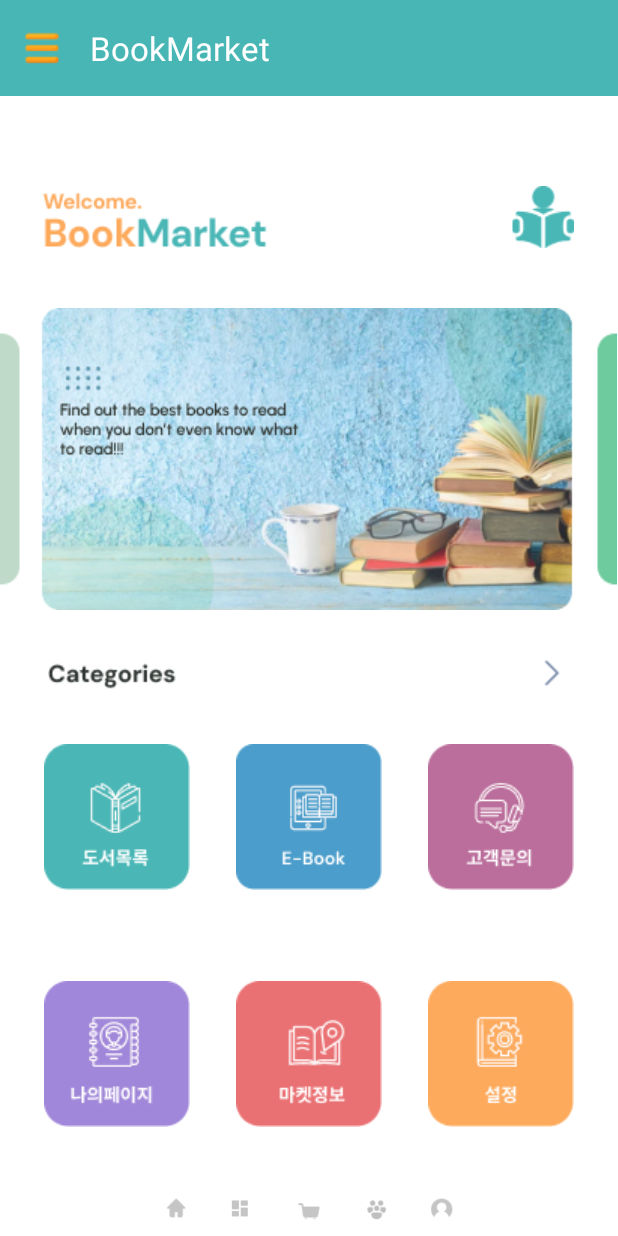
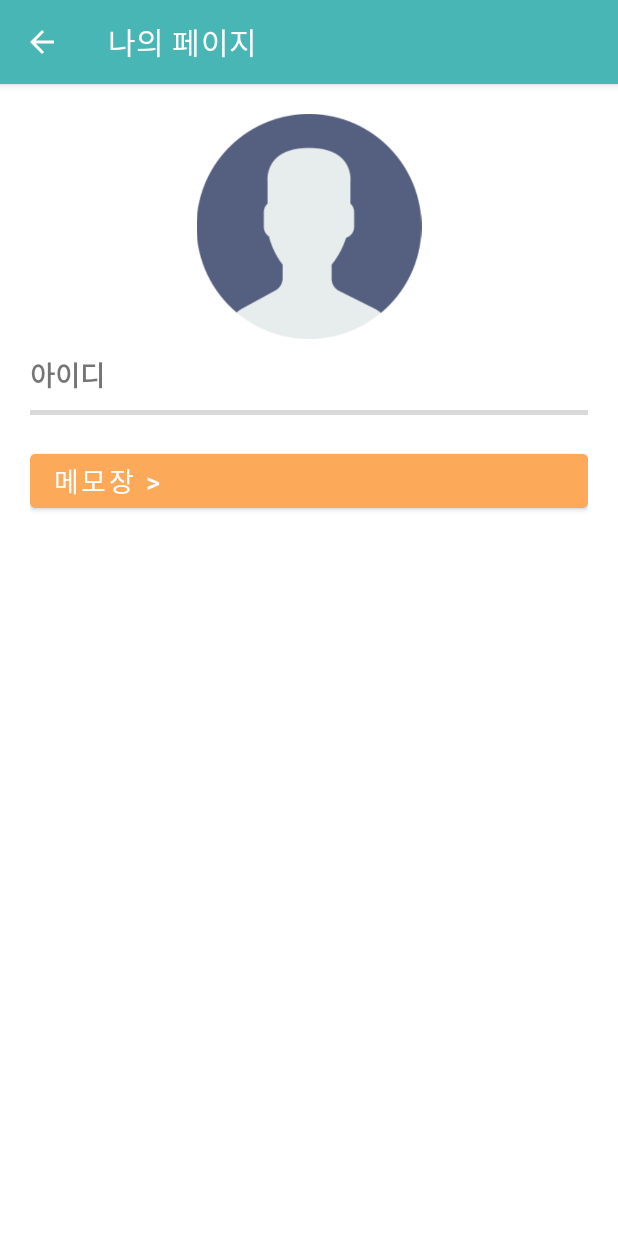
Before and after one commit to Jeon-Seho/Kotlin-Android, an Android app: the MenuActivity screen opened directly, with no data from a screen before it, in the side drawer, after a tap on "나의정보", on a phone screen of 412 x 824 dp. Run offline under Robolectric (Android 15) with nearby library versions, the phone set to English and light mode, and no system bars.

Commit message:
feat: 데이터 저장소를 활용한 마이페이지와 메모 기능 만들기

```diff
--- a/BookMarket/app/src/main/AndroidManifest.xml
+++ b/BookMarket/app/src/main/AndroidManifest.xml
@@ -34,6 +34,12 @@
         <activity android:theme="@style/MyTheme.Cart"
                   android:label="주문서"
                   android:name=".order.OrderActivity"/>
+        <activity android:theme="@style/MyTheme.BookMarket"
+                  android:label="나의 페이지"
+                  android:name=".mypage.MyPageActivity"/>
+        <activity android:theme="@style/MyTheme.BookMarket"
+                  android:label="메모장"
+                  android:name=".mypage.MemoActivity"/>
     </application>
 
 </manifest>
--- a/BookMarket/app/src/main/java/com/androidbook/bookmarket/MenuActivity.kt
+++ b/BookMarket/app/src/main/java/com/androidbook/bookmarket/MenuActivity.kt
@@ -16,6 +16,7 @@ import androidx.appcompat.widget.Toolbar
 import androidx.core.view.ViewCompat
 import androidx.core.view.WindowInsetsCompat
 import androidx.drawerlayout.widget.DrawerLayout
+import com.androidbook.bookmarket.mypage.MyPageActivity
 import com.google.android.material.navigation.NavigationView
 
 class MenuActivity : AppCompatActivity(), NavigationView.OnNavigationItemSelectedListener {
@@ -61,7 +62,7 @@ class MenuActivity : AppCompatActivity(), NavigationView.OnNavigationItemSelecte
     }
 
     fun onMyPageClick(view: View?){
-        Toast.makeText(getApplicationContext(),"나의페이지 버튼을 클릭하였습니다",Toast.LENGTH_LONG).show()
+        startActivity(Intent(this, MyPageActivity::class.java))
     }
 
     fun onMarketInfoClick(view: View?){
@@ -100,7 +101,7 @@ class MenuActivity : AppCompatActivity(), NavigationView.OnNavigationItemSelecte
             }
 
             R.id.menu03 -> {
-                Toast.makeText(this, " 메뉴 3 : " + item.title, Toast.LENGTH_SHORT).show()
+                onMyPageClick(null)
             }
         }
 
--- /dev/null
+++ b/BookMarket/app/src/main/java/com/androidbook/bookmarket/mypage/MyPageActivity.kt
@@ -0,0 +1,49 @@
+package com.androidbook.bookmarket.mypage
+
+import android.content.Intent
+import android.os.Bundle
+import android.view.Menu
+import android.view.MenuItem
+import android.widget.Button
+import androidx.appcompat.app.AppCompatActivity
+import androidx.core.view.ViewCompat
+import androidx.core.view.WindowInsetsCompat
+import com.androidbook.bookmarket.R
+
+class MyPageActivity : AppCompatActivity() {
+    lateinit var menoObj : Button
+    override fun onCreate(savedInstanceState: Bundle?) {
+        super.onCreate(savedInstanceState)
+
+        setContentView(R.layout.activity_mypage)
+        ViewCompat.setOnApplyWindowInsetsListener(findViewById(R.id.mypage)) { v, insets ->
+            val systemBars = insets.getInsets(WindowInsetsCompat.Type.systemBars())
+            v.setPadding(systemBars.left, systemBars.top, systemBars.right, systemBars.bottom)
+            insets
+        }
+
+        getSupportActionBar()?.setDisplayHomeAsUpEnabled(true)
+
+        menoObj = findViewById(R.id.meno)
+        menoObj.setOnClickListener {
+            val intent = Intent(this, MemoActivity::class.java)
+            startActivity(intent)
+        }
+    }
+
+    override fun onCreateOptionsMenu(menu: Menu?): Boolean {
+        menuInflater.inflate(R.menu.menu_home, menu)
+
+        return super.onCreateOptionsMenu(menu)
+    }
+
+    override fun onOptionsItemSelected(item: MenuItem): Boolean {
+        when(item.itemId) {
+            android.R.id.home->{
+                onBackPressed()
+            }
+        }
+
+        return super.onOptionsItemSelected(item)
+    }
+}
--- /dev/null
+++ b/BookMarket/app/src/main/res/layout/activity_mypage.xml
@@ -0,0 +1,61 @@
+<?xml version="1.0" encoding="utf-8"?>
+<LinearLayout
+        xmlns:android="http://schemas.android.com/apk/res/android"
+        xmlns:tools="http://schemas.android.com/tools"
+        android:id="@+id/mypage"
+        android:layout_width="match_parent"
+        android:layout_height="match_parent"
+        android:layout_margin="20dp"
+        android:orientation="vertical"
+        tools:context=".mypage.MyPageActivity">
+
+    <ImageView
+            android:id="@+id/loginimg"
+            android:layout_width="match_parent"
+            android:layout_height="150dp"
+            android:layout_alignParentTop="false"
+            android:layout_centerHorizontal="false"
+            android:src="@drawable/mypage_user"/>
+
+    <LinearLayout
+            android:id="@+id/work_layout"
+            android:layout_width="match_parent"
+            android:layout_height="wrap_content"
+            android:layout_marginTop="10dp"
+            android:layout_marginBottom="10dp"
+            android:orientation="horizontal">
+
+        <TextView
+                android:layout_width="70dp"
+                android:layout_height="wrap_content"
+                android:layout_weight="1"
+                android:text="아이디"
+                android:textSize="8pt"
+                android:textStyle="bold"/>
+
+        <TextView
+                android:id="@+id/date"
+                android:layout_width="wrap_content"
+                android:layout_height="wrap_content"
+                android:layout_weight="1"
+                android:textColor="#022d40"
+                android:textSize="8pt"/>
+    </LinearLayout>
+
+    <View
+            android:layout_width="match_parent"
+            android:layout_height="3dp"
+            android:layout_centerInParent="true"
+            android:layout_gravity="center"
+            android:background="#d9d9d9"/>
+
+    <Button
+            android:id="@+id/meno"
+            android:layout_width="match_parent"
+            android:layout_height="wrap_content"
+            android:layout_marginTop="20dp"
+            android:backgroundTint="#FDA95A"
+            android:gravity="left"
+            android:text="메모장 >"
+            android:textSize="18sp"/>
+</LinearLayout>
--- /dev/null
+++ b/BookMarket/app/src/main/res/menu/menu_home.xml
@@ -0,0 +1,4 @@
+<?xml version="1.0" encoding="utf-8"?>
+<menu
+        xmlns:android="http://schemas.android.com/apk/res/android"
+        xmlns:app="http://schemas.android.com/apk/res-auto"/>
```
Also changed, not shown: BookMarket/app/src/main/java/com/androidbook/bookmarket/mypage/DatabaseHelperMemo.kt (added, +47 -0 lines), BookMarket/app/src/main/java/com/androidbook/bookmarket/mypage/MemoActivity.kt (added, +143 -0 lines), BookMarket/app/src/main/res/layout/activity_memo.xml (added, +63 -0 lines), BookMarket/app/src/main/res/layout/activity_memo_dialog.xml (added, +74 -0 lines), BookMarket/app/src/main/res/layout/activity_memo_item.xml (added, +42 -0 lines), BookMarket/app/src/main/res/menu/menu_search.xml (added, +13 -0 lines), BookMarket/app/src/main/res/drawable/icon_memo.png (added), BookMarket/app/src/main/res/drawable/mypage_user.png (added).
